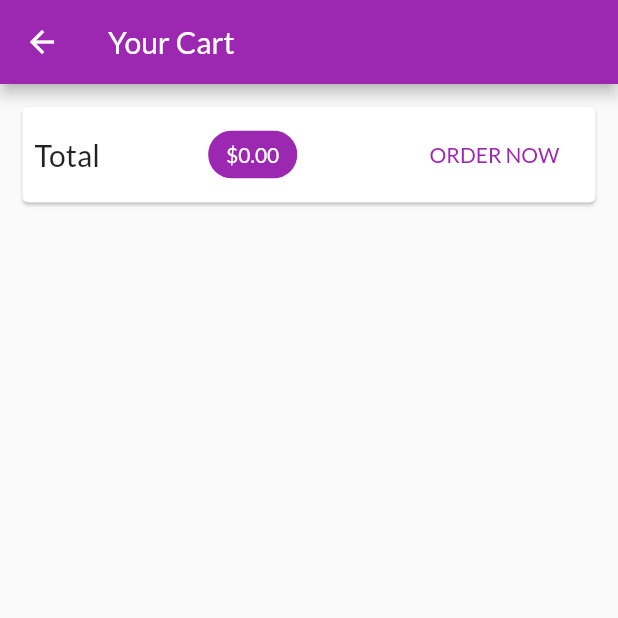
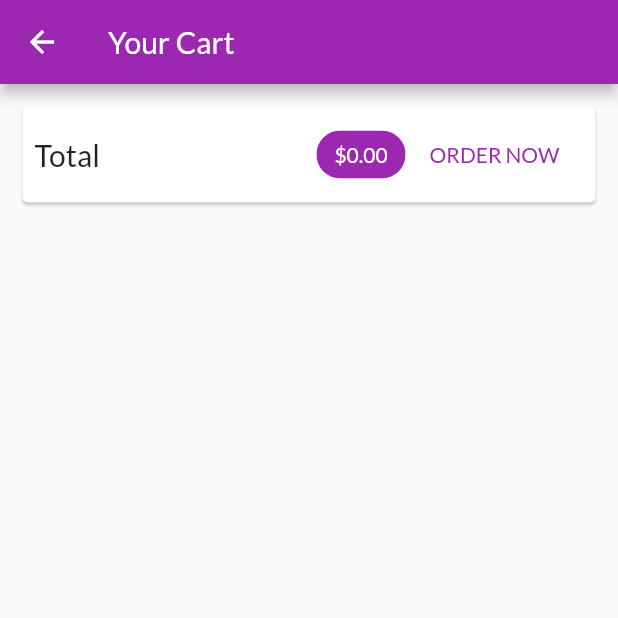
Before and after one commit to akshitachi/shop_app, a Flutter app: the CartScreen screen opened by its route, on a phone screen of 412 x 824 dp, the top half of it. Run offline on Flutter 3.47's test engine with Material 2 defaults, Android fonts, the phone set to English and light mode, and no system bars; network calls fail.

Commit message:
did some fixes

```diff
--- a/lib/providers/order.dart
+++ b/lib/providers/order.dart
@@ -55,7 +55,7 @@ class Orders with ChangeNotifier {
 
   Future<void> addOrder(List<CartItem> cartProducts, double total) async {
     final url = Uri.parse(
-        'https://shop-app-8224c-default-rtdb.firebaseio.com/orders .json');
+        'https://shop-app-8224c-default-rtdb.firebaseio.com/orders.json');
     final timeStamp = DateTime.now();
     final response = await http.post(
       url,
--- a/lib/screens/cart_screen.dart
+++ b/lib/screens/cart_screen.dart
@@ -1,11 +1,13 @@
 import 'package:flutter/material.dart';
 import 'package:provider/provider.dart';
+
 import '../providers/cart.dart' show Cart;
 import '../widgets/cart_item.dart';
 import '../providers/order.dart';
 
 class CartScreen extends StatelessWidget {
   static const routeName = '/cart';
+
   @override
   Widget build(BuildContext context) {
     final cart = Provider.of<Cart>(context);
@@ -14,18 +16,19 @@ class CartScreen extends StatelessWidget {
         title: Text('Your Cart'),
       ),
       body: Column(
-        children: [
+        children: <Widget>[
           Card(
             margin: EdgeInsets.all(15),
             child: Padding(
               padding: EdgeInsets.all(8),
               child: Row(
                 mainAxisAlignment: MainAxisAlignment.spaceBetween,
-                children: [
+                children: <Widget>[
                   Text(
                     'Total',
                     style: TextStyle(fontSize: 20),
                   ),
+                  Spacer(),
                   Chip(
                     label: Text(
                       '\$${cart.totalAmount.toStringAsFixed(2)}',
@@ -40,9 +43,7 @@ class CartScreen extends StatelessWidget {
               ),
             ),
           ),
-          SizedBox(
-            height: 10,
-          ),
+          SizedBox(height: 10),
           Expanded(
             child: ListView.builder(
               itemCount: cart.items.length,
@@ -75,16 +76,18 @@ class OrderButton extends StatefulWidget {
 
 class _OrderButtonState extends State<OrderButton> {
   var _isLoading = false;
+
   @override
   Widget build(BuildContext context) {
     return FlatButton(
+      child: _isLoading ? CircularProgressIndicator() : Text('ORDER NOW'),
       onPressed: (widget.cart.totalAmount <= 0 || _isLoading)
           ? null
-          : ()async {
+          : () async {
               setState(() {
                 _isLoading = true;
               });
-            await  Provider.of<Orders>(context, listen: false).addOrder(
+              await Provider.of<Orders>(context, listen: false).addOrder(
                 widget.cart.items.values.toList(),
                 widget.cart.totalAmount,
               );
@@ -93,7 +96,6 @@ class _OrderButtonState extends State<OrderButton> {
               });
               widget.cart.clear();
             },
-      child: _isLoading?CircularProgressIndicator(): Text('ORDER NOW'),
       textColor: Theme.of(context).primaryColor,
     );
   }
--- a/lib/screens/user_products_screen.dart
+++ b/lib/screens/user_products_screen.dart
@@ -8,8 +8,9 @@ import './edit_product_screen.dart';
 
 class UserProductsScreen extends StatelessWidget {
   static const routeName = '/user-products';
+
   Future<void> _refreshProducts(BuildContext context) async {
-    await Provider.of<Products>(context,listen: false).fetchAndSetProducts();
+    await Provider.of<Products>(context).fetchAndSetProducts();
   }
 
   @override
```
Also changed, not shown: lib/providers/products.dart (+15 -14 lines), lib/screens/products_overview_screen.dart (+5 -5 lines), lib/widgets/order_item.dart (+16 -13 lines), lib/widgets/user_product_item.dart (+8 -12 lines), lib/screens/edit_product_screen.dart (indentation only). Lines whose indentation alone changed are shown as unchanged.
